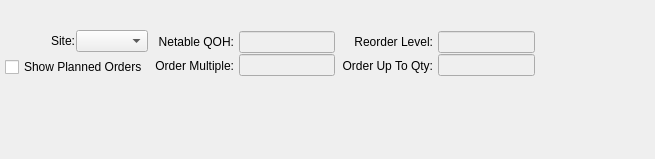
Pegasus-RPG/xtuple-client, file guiclient/displays/dspRunningAvailability.ui: the form before one commit.
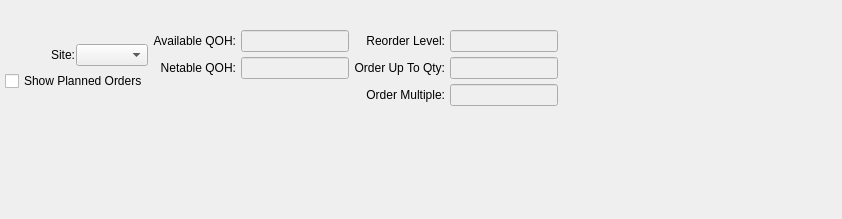
The form after the commit. Custom widgets are drawn as their Qt base class.

```diff
--- a/guiclient/displays/dspRunningAvailability.ui
+++ b/guiclient/displays/dspRunningAvailability.ui
@@ -13,8 +13,8 @@
    <rect>
     <x>0</x>
     <y>0</y>
-    <width>655</width>
-    <height>159</height>
+    <width>842</width>
+    <height>219</height>
    </rect>
   </property>
   <property name="windowTitle">
@@ -45,15 +45,7 @@
     </layout>
    </item>
    <item>
-    <layout class="QHBoxLayout">
-     <property name="spacing">
-      <number>0</number>
-     </property>
-     <item>
-      <layout class="QHBoxLayout">
-       <property name="spacing">
-        <number>7</number>
-       </property>
+    <layout class="QHBoxLayout" name="horizontalLayout_2">
        <item>
         <layout class="QVBoxLayout">
          <property name="spacing">
@@ -135,89 +127,18 @@
         </layout>
        </item>
        <item>
-        <layout class="QHBoxLayout">
-         <property name="spacing">
-          <number>5</number>
-         </property>
-         <item>
-          <layout class="QVBoxLayout">
-           <property name="spacing">
-            <number>0</number>
-           </property>
-           <item>
+      <layout class="QGridLayout" name="gridLayout">
+       <item row="0" column="0">
             <widget class="QLabel" name="_qohLit">
              <property name="text">
-              <string>Netable QOH:</string>
+          <string>Available QOH:</string>
              </property>
              <property name="alignment">
               <set>Qt::AlignRight|Qt::AlignTrailing|Qt::AlignVCenter</set>
              </property>
             </widget>
            </item>
-           <item>
-            <widget class="QLabel" name="_orderMultipleLit">
-             <property name="text">
-              <string>Order Multiple:</string>
-             </property>
-             <property name="alignment">
-              <set>Qt::AlignRight|Qt::AlignTrailing|Qt::AlignVCenter</set>
-             </property>
-            </widget>
-           </item>
-          </layout>
-         </item>
-         <item>
-          <layout class="QVBoxLayout">
-           <property name="spacing">
-            <number>0</number>
-           </property>
-           <item>
-            <widget class="XLineEdit" name="_qoh">
-             <property name="enabled">
-              <bool>false</bool>
-             </property>
-             <property name="minimumSize">
-              <size>
-               <width>80</width>
-               <height>0</height>
-              </size>
-             </property>
-             <property name="alignment">
-              <set>Qt::AlignRight|Qt::AlignTrailing|Qt::AlignVCenter</set>
-             </property>
-            </widget>
-           </item>
-           <item>
-            <widget class="XLineEdit" name="_orderMultiple">
-             <property name="enabled">
-              <bool>false</bool>
-             </property>
-             <property name="minimumSize">
-              <size>
-               <width>80</width>
-               <height>0</height>
-              </size>
-             </property>
-             <property name="alignment">
-              <set>Qt::AlignRight|Qt::AlignTrailing|Qt::AlignVCenter</set>
-             </property>
-            </widget>
-           </item>
-          </layout>
-         </item>
-        </layout>
-       </item>
-       <item>
-        <layout class="QHBoxLayout">
-         <property name="spacing">
-          <number>5</number>
-         </property>
-         <item>
-          <layout class="QVBoxLayout">
-           <property name="spacing">
-            <number>0</number>
-           </property>
-           <item>
+       <item row="0" column="2">
             <widget class="QLabel" name="_reorderLevelLit">
              <property name="text">
               <string>Reorder Level:</string>
@@ -227,7 +148,17 @@
              </property>
             </widget>
            </item>
-           <item>
+       <item row="1" column="0">
+        <widget class="QLabel" name="_netableqohLit">
+         <property name="text">
+          <string>Netable QOH:</string>
+         </property>
+         <property name="alignment">
+          <set>Qt::AlignRight|Qt::AlignTrailing|Qt::AlignVCenter</set>
+         </property>
+        </widget>
+       </item>
+       <item row="1" column="2">
             <widget class="QLabel" name="_orderToQtyLit">
              <property name="text">
               <string>Order Up To Qty:</string>
@@ -237,14 +168,49 @@
              </property>
             </widget>
            </item>
-          </layout>
-         </item>
-         <item>
-          <layout class="QVBoxLayout">
-           <property name="spacing">
-            <number>0</number>
-           </property>
-           <item>
+       <item row="2" column="2">
+        <widget class="QLabel" name="_orderMultipleLit">
+         <property name="text">
+          <string>Order Multiple:</string>
+         </property>
+         <property name="alignment">
+          <set>Qt::AlignRight|Qt::AlignTrailing|Qt::AlignVCenter</set>
+         </property>
+        </widget>
+       </item>
+       <item row="0" column="1">
+        <widget class="XLineEdit" name="_qoh">
+         <property name="enabled">
+          <bool>false</bool>
+         </property>
+         <property name="minimumSize">
+          <size>
+           <width>80</width>
+           <height>0</height>
+          </size>
+         </property>
+         <property name="alignment">
+          <set>Qt::AlignRight|Qt::AlignTrailing|Qt::AlignVCenter</set>
+         </property>
+        </widget>
+       </item>
+       <item row="1" column="1">
+        <widget class="XLineEdit" name="_netableqoh">
+         <property name="enabled">
+          <bool>false</bool>
+         </property>
+         <property name="minimumSize">
+          <size>
+           <width>80</width>
+           <height>0</height>
+          </size>
+         </property>
+         <property name="alignment">
+          <set>Qt::AlignRight|Qt::AlignTrailing|Qt::AlignVCenter</set>
+         </property>
+        </widget>
+       </item>
+       <item row="0" column="3">
             <widget class="XLineEdit" name="_reorderLevel">
              <property name="enabled">
               <bool>false</bool>
@@ -260,7 +226,7 @@
              </property>
             </widget>
            </item>
-           <item>
+       <item row="1" column="3">
             <widget class="XLineEdit" name="_orderToQty">
              <property name="enabled">
               <bool>false</bool>
@@ -276,9 +242,21 @@
              </property>
             </widget>
            </item>
-          </layout>
-         </item>
-        </layout>
+       <item row="2" column="3">
+        <widget class="XLineEdit" name="_orderMultiple">
+         <property name="enabled">
+          <bool>false</bool>
+         </property>
+         <property name="minimumSize">
+          <size>
+           <width>80</width>
+           <height>0</height>
+          </size>
+         </property>
+         <property name="alignment">
+          <set>Qt::AlignRight|Qt::AlignTrailing|Qt::AlignVCenter</set>
+         </property>
+        </widget>
        </item>
       </layout>
      </item>
```
Lines whose indentation alone changed are shown as unchanged.
